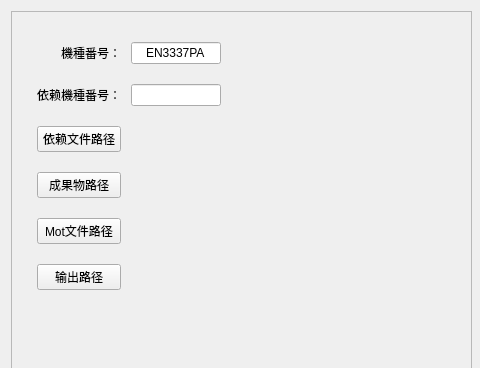
This is Forms/AutomationTool.ui in 335134701/QT_Demo as Qt 5 draws it before an edit; both pictures show x 0 to 480 and y 0 to 368 of the 950 by 500 pixel window. The edited form follows.
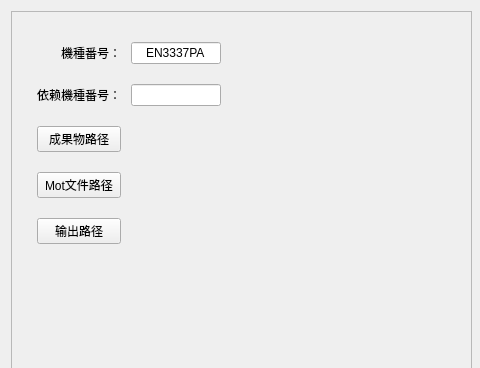
This is the edited form.

```diff
--- a/Forms/AutomationTool.ui
+++ b/Forms/AutomationTool.ui
@@ -140,8 +140,8 @@
        <property name="verticalSpacing">
         <number>20</number>
        </property>
-       <item row="2" column="1">
-        <widget class="QLabel" name="RelyLabel">
+       <item row="3" column="0">
+        <widget class="QPushButton" name="MotButton">
          <property name="sizePolicy">
           <sizepolicy hsizetype="Preferred" vsizetype="Preferred">
            <horstretch>0</horstretch>
@@ -154,21 +154,72 @@
            <height>0</height>
           </size>
          </property>
-         <property name="autoFillBackground">
-          <bool>false</bool>
+         <property name="maximumSize">
+          <size>
+           <width>16777215</width>
+           <height>16777215</height>
+          </size>
          </property>
          <property name="styleSheet">
           <string notr="true"/>
          </property>
-         <property name="frameShape">
-          <enum>QFrame::NoFrame</enum>
+         <property name="text">
+          <string>Mot文件路径</string>
          </property>
+        </widget>
+       </item>
+       <item row="1" column="0">
+        <widget class="QLabel" name="RelyIDLabel">
          <property name="text">
-          <string/>
+          <string>依赖機種番号：</string>
          </property>
+         <property name="alignment">
+          <set>Qt::AlignRight|Qt::AlignTrailing|Qt::AlignVCenter</set>
+         </property>
         </widget>
        </item>
-       <item row="5" column="0">
+       <item row="2" column="2">
+        <spacer name="horizontalSpacer">
+         <property name="orientation">
+          <enum>Qt::Horizontal</enum>
+         </property>
+         <property name="sizeHint" stdset="0">
+          <size>
+           <width>40</width>
+           <height>20</height>
+          </size>
+         </property>
+        </spacer>
+       </item>
+       <item row="2" column="0">
+        <widget class="QPushButton" name="ResultButton">
+         <property name="sizePolicy">
+          <sizepolicy hsizetype="Preferred" vsizetype="Preferred">
+           <horstretch>0</horstretch>
+           <verstretch>0</verstretch>
+          </sizepolicy>
+         </property>
+         <property name="minimumSize">
+          <size>
+           <width>0</width>
+           <height>0</height>
+          </size>
+         </property>
+         <property name="maximumSize">
+          <size>
+           <width>16777215</width>
+           <height>16777215</height>
+          </size>
+         </property>
+         <property name="styleSheet">
+          <string notr="true"/>
+         </property>
+         <property name="text">
+          <string>成果物路径</string>
+         </property>
+        </widget>
+       </item>
+       <item row="4" column="0">
         <widget class="QPushButton" name="OutputButton">
          <property name="sizePolicy">
           <sizepolicy hsizetype="Preferred" vsizetype="Preferred">
@@ -196,7 +247,7 @@
          </property>
         </widget>
        </item>
-       <item row="3" column="1">
+       <item row="2" column="1">
         <widget class="QLabel" name="ResultLabel">
          <property name="sizePolicy">
           <sizepolicy hsizetype="Preferred" vsizetype="Preferred">
@@ -218,7 +269,7 @@
          </property>
         </widget>
        </item>
-       <item row="4" column="1">
+       <item row="3" column="1">
         <widget class="QLabel" name="MotLabel">
          <property name="sizePolicy">
           <sizepolicy hsizetype="Preferred" vsizetype="Preferred">
@@ -240,20 +291,7 @@
          </property>
         </widget>
        </item>
-       <item row="6" column="0">
-        <spacer name="verticalSpacer_2">
-         <property name="orientation">
-          <enum>Qt::Vertical</enum>
-         </property>
-         <property name="sizeHint" stdset="0">
-          <size>
-           <width>20</width>
-           <height>40</height>
-          </size>
-         </property>
-        </spacer>
-       </item>
-       <item row="5" column="1">
+       <item row="4" column="1">
         <widget class="QLabel" name="OutputLabel">
          <property name="sizePolicy">
           <sizepolicy hsizetype="Preferred" vsizetype="Preferred">
@@ -312,34 +350,41 @@
          </property>
         </widget>
        </item>
-       <item row="2" column="0">
-        <widget class="QPushButton" name="RelyButton">
+       <item row="5" column="0">
+        <spacer name="verticalSpacer_2">
+         <property name="orientation">
+          <enum>Qt::Vertical</enum>
+         </property>
+         <property name="sizeHint" stdset="0">
+          <size>
+           <width>20</width>
+           <height>40</height>
+          </size>
+         </property>
+        </spacer>
+       </item>
+       <item row="1" column="1">
+        <widget class="QLineEdit" name="RelyIDEdit">
          <property name="sizePolicy">
           <sizepolicy hsizetype="Preferred" vsizetype="Preferred">
            <horstretch>0</horstretch>
            <verstretch>0</verstretch>
           </sizepolicy>
          </property>
-         <property name="minimumSize">
-          <size>
-           <width>0</width>
-           <height>0</height>
-          </size>
-         </property>
          <property name="maximumSize">
           <size>
-           <width>16777215</width>
+           <width>90</width>
            <height>16777215</height>
           </size>
          </property>
-         <property name="contextMenuPolicy">
-          <enum>Qt::NoContextMenu</enum>
-         </property>
          <property name="styleSheet">
           <string notr="true"/>
          </property>
-         <property name="text">
-          <string>依赖文件路径</string>
+         <property name="maxLength">
+          <number>8</number>
+         </property>
+         <property name="alignment">
+          <set>Qt::AlignCenter</set>
          </property>
         </widget>
        </item>
@@ -377,110 +422,6 @@
          </property>
         </widget>
        </item>
-       <item row="1" column="1">
-        <widget class="QLineEdit" name="RelyIDEdit">
-         <property name="sizePolicy">
-          <sizepolicy hsizetype="Preferred" vsizetype="Preferred">
-           <horstretch>0</horstretch>
-           <verstretch>0</verstretch>
-          </sizepolicy>
-         </property>
-         <property name="maximumSize">
-          <size>
-           <width>90</width>
-           <height>16777215</height>
-          </size>
-         </property>
-         <property name="styleSheet">
-          <string notr="true"/>
-         </property>
-         <property name="maxLength">
-          <number>8</number>
-         </property>
-         <property name="alignment">
-          <set>Qt::AlignCenter</set>
-         </property>
-        </widget>
-       </item>
-       <item row="3" column="0">
-        <widget class="QPushButton" name="ResultButton">
-         <property name="sizePolicy">
-          <sizepolicy hsizetype="Preferred" vsizetype="Preferred">
-           <horstretch>0</horstretch>
-           <verstretch>0</verstretch>
-          </sizepolicy>
-         </property>
-         <property name="minimumSize">
-          <size>
-           <width>0</width>
-           <height>0</height>
-          </size>
-         </property>
-         <property name="maximumSize">
-          <size>
-           <width>16777215</width>
-           <height>16777215</height>
-          </size>
-         </property>
-         <property name="styleSheet">
-          <string notr="true"/>
-         </property>
-         <property name="text">
-          <string>成果物路径</string>
-         </property>
-        </widget>
-       </item>
-       <item row="4" column="0">
-        <widget class="QPushButton" name="MotButton">
-         <property name="sizePolicy">
-          <sizepolicy hsizetype="Preferred" vsizetype="Preferred">
-           <horstretch>0</horstretch>
-           <verstretch>0</verstretch>
-          </sizepolicy>
-         </property>
-         <property name="minimumSize">
-          <size>
-           <width>0</width>
-           <height>0</height>
-          </size>
-         </property>
-         <property name="maximumSize">
-          <size>
-           <width>16777215</width>
-           <height>16777215</height>
-          </size>
-         </property>
-         <property name="styleSheet">
-          <string notr="true"/>
-         </property>
-         <property name="text">
-          <string>Mot文件路径</string>
-         </property>
-        </widget>
-       </item>
-       <item row="1" column="0">
-        <widget class="QLabel" name="RelyIDLabel">
-         <property name="text">
-          <string>依赖機種番号：</string>
-         </property>
-         <property name="alignment">
-          <set>Qt::AlignRight|Qt::AlignTrailing|Qt::AlignVCenter</set>
-         </property>
-        </widget>
-       </item>
-       <item row="3" column="2">
-        <spacer name="horizontalSpacer">
-         <property name="orientation">
-          <enum>Qt::Horizontal</enum>
-         </property>
-         <property name="sizeHint" stdset="0">
-          <size>
-           <width>40</width>
-           <height>20</height>
-          </size>
-         </property>
-        </spacer>
-       </item>
       </layout>
      </widget>
     </item>
```
